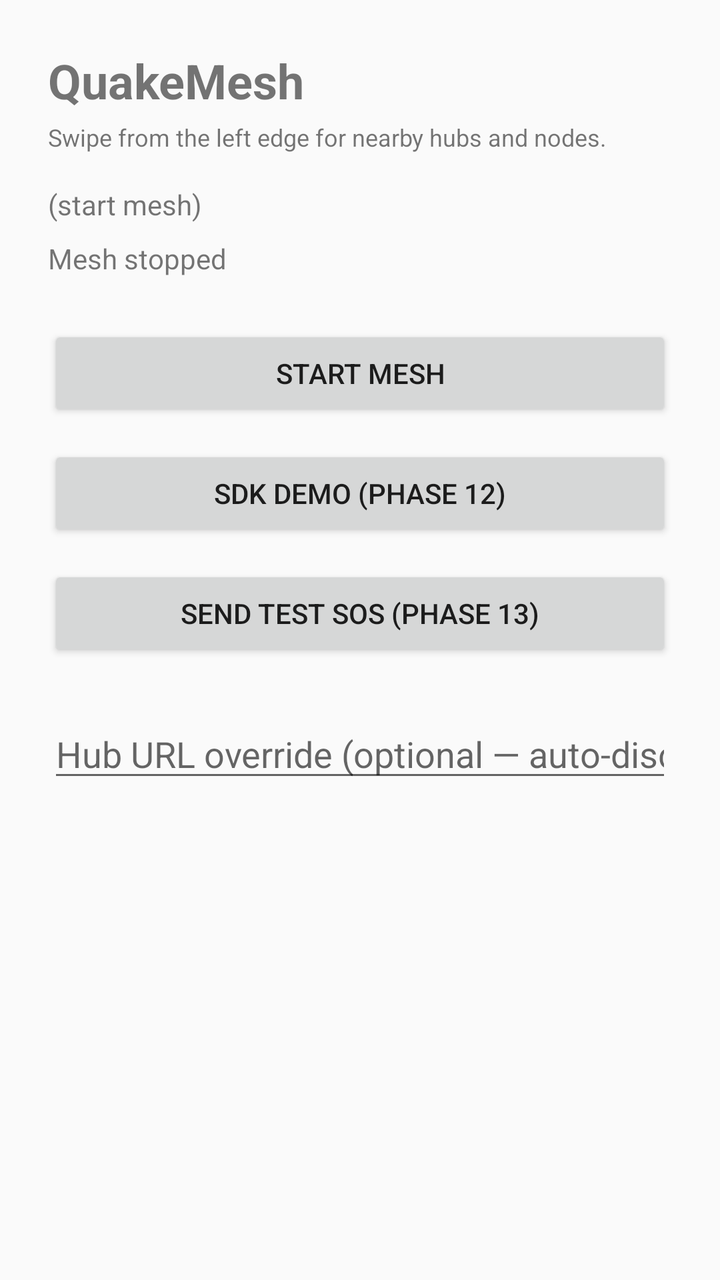
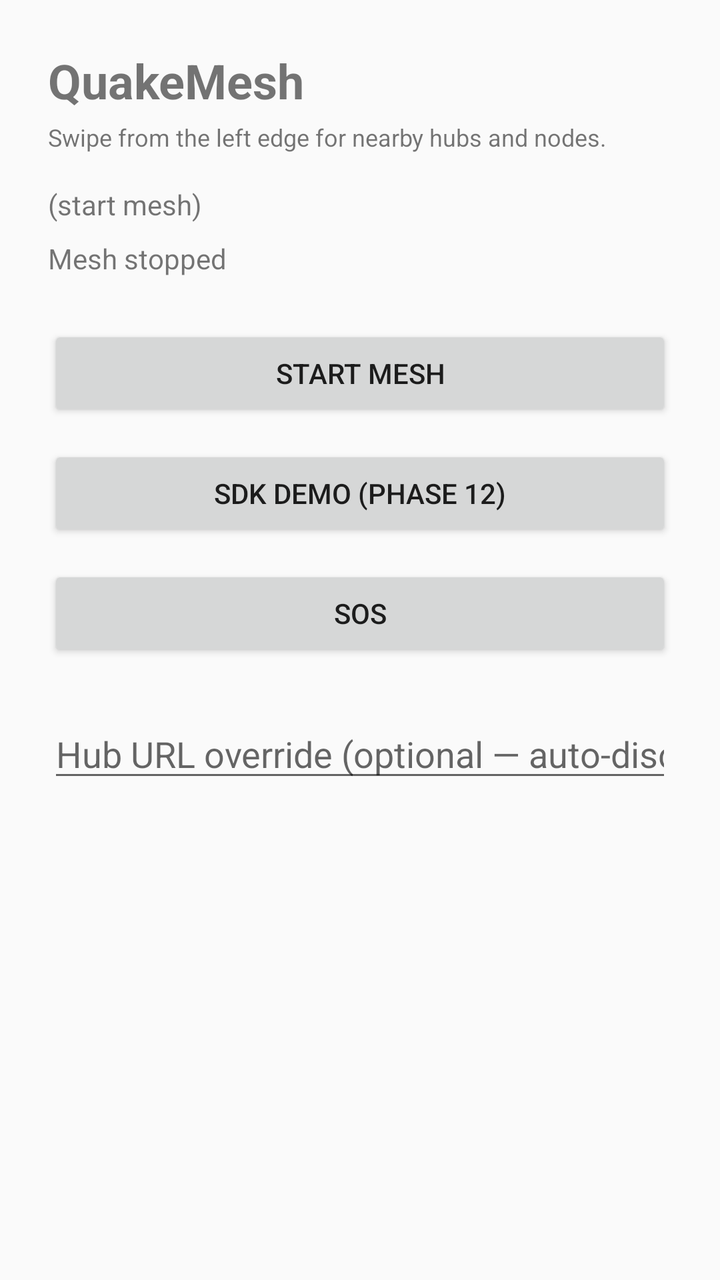

Two renders of the same Android screen: before a commit and after it. Below are the layout's source before the change and the commit's diff.
<!-- AndroidManifest.xml: application theme Theme.QuakeMesh -->
<!-- res/layout/content_main.xml -->
<?xml version="1.0" encoding="utf-8"?>
<ScrollView xmlns:android="http://schemas.android.com/apk/res/android"
    android:layout_width="match_parent"
    android:layout_height="match_parent"
    android:fillViewport="true">

    <LinearLayout
        android:layout_width="match_parent"
        android:layout_height="wrap_content"
        android:orientation="vertical"
        android:padding="24dp">

        <LinearLayout
            android:layout_width="match_parent"
            android:layout_height="wrap_content"
            android:gravity="center_vertical"
            android:orientation="horizontal">

            <TextView
                android:layout_width="wrap_content"
                android:layout_height="wrap_content"
                android:text="@string/app_name"
                android:textSize="24sp"
                android:textStyle="bold" />

            <TextView
                android:id="@+id/version_text"
                android:layout_width="wrap_content"
                android:layout_height="wrap_content"
                android:layout_marginStart="8dp"
                android:textSize="12sp" />
        </LinearLayout>

        <TextView
            android:layout_width="match_parent"
            android:layout_height="wrap_content"
            android:layout_marginTop="4dp"
            android:text="@string/swipe_peers_hint"
            android:textSize="12sp" />

        <TextView
            android:id="@+id/node_id_text"
            android:layout_width="match_parent"
            android:layout_height="wrap_content"
            android:layout_marginTop="16dp"
            android:text="@string/node_id_unknown" />

        <TextView
            android:id="@+id/status_text"
            android:layout_width="match_parent"
            android:layout_height="wrap_content"
            android:layout_marginTop="8dp"
            android:text="@string/mesh_stopped" />

        <Button
            android:id="@+id/toggle_mesh_button"
            android:layout_width="match_parent"
            android:layout_height="wrap_content"
            android:layout_marginTop="24dp"
            android:text="@string/start_mesh" />

        <Button
            android:id="@+id/sdk_demo_button"
            android:layout_width="match_parent"
            android:layout_height="wrap_content"
            android:layout_marginTop="12dp"
            android:text="@string/sdk_demo_button" />

        <Button
            android:id="@+id/sos_demo_button"
            android:layout_width="match_parent"
            android:layout_height="wrap_content"
            android:layout_marginTop="12dp"
            android:text="@string/sos_demo_button" />

        <EditText
            android:id="@+id/hub_heartbeat_url"
            android:layout_width="match_parent"
            android:layout_height="wrap_content"
            android:layout_marginTop="24dp"
            android:hint="@string/hub_heartbeat_hint"
            android:importantForAutofill="no"
            android:inputType="textUri" />
    </LinearLayout>
</ScrollView>
<!-- resources referenced by this layout -->
<resources>
  <string name="app_name">QuakeMesh</string>
  <string name="hub_heartbeat_hint">Hub URL override (optional — auto-discovered on Wi‑Fi)</string>
  <string name="mesh_stopped">Mesh stopped</string>
  <string name="node_id_unknown">(start mesh)</string>
  <string name="sdk_demo_button">SDK demo (Phase 12)</string>
  <string name="sos_demo_button">Send test SOS (Phase 13)</string>
  <string name="start_mesh">Start mesh</string>
  <string name="swipe_peers_hint">Swipe from the left edge for nearby hubs and nodes.</string>
  <style name="Theme.QuakeMesh" parent="Theme.AppCompat.DayNight.NoActionBar" />
</resources>

<!-- the commit's change to res/layout/content_main.xml (unified diff, before → after) -->
@@ -71,7 +71,7 @@
             android:layout_width="match_parent"
             android:layout_height="wrap_content"
             android:layout_marginTop="12dp"
-            android:text="@string/sos_demo_button" />
+            android:text="@string/sos_button" />
 
         <EditText
             android:id="@+id/hub_heartbeat_url"
<!-- resource entries referenced after the edit -->
@@ -5,7 +5,7 @@
   <string name="mesh_stopped">Mesh stopped</string>
   <string name="node_id_unknown">(start mesh)</string>
   <string name="sdk_demo_button">SDK demo (Phase 12)</string>
-  <string name="sos_demo_button">Send test SOS (Phase 13)</string>
+  <string name="sos_button">SOS</string>
   <string name="start_mesh">Start mesh</string>
   <string name="swipe_peers_hint">Swipe from the left edge for nearby hubs and nodes.</string>
   <style name="Theme.QuakeMesh" parent="Theme.AppCompat.DayNight.NoActionBar" />
